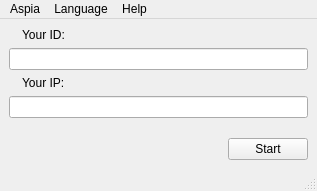
Qt form source/host/ui/host_window.ui (dchapyshev/aspia) before a commit.
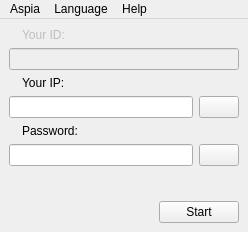
The same form after that commit. Icons and pictures are not drawn.

Commit message: - Partially implemented HostWindow. - Move settings import/export to Settings class. - Move LanguageAction to separate files.

What changed in the file:
```diff
--- a/source/host/ui/host_window.ui
+++ b/source/host/ui/host_window.ui
@@ -6,10 +6,16 @@
    <rect>
     <x>0</x>
     <y>0</y>
-    <width>317</width>
-    <height>191</height>
+    <width>248</width>
+    <height>232</height>
    </rect>
   </property>
+  <property name="sizePolicy">
+   <sizepolicy hsizetype="Minimum" vsizetype="Minimum">
+    <horstretch>0</horstretch>
+    <verstretch>0</verstretch>
+   </sizepolicy>
+  </property>
   <property name="windowTitle">
    <string>Aspia Host</string>
   </property>
@@ -38,6 +44,9 @@
       </item>
       <item>
        <widget class="QLabel" name="label_id">
+        <property name="enabled">
+         <bool>false</bool>
+        </property>
         <property name="text">
          <string>Your ID:</string>
         </property>
@@ -47,6 +56,9 @@
     </item>
     <item>
      <widget class="QLineEdit" name="edit_id">
+      <property name="enabled">
+       <bool>false</bool>
+      </property>
       <property name="readOnly">
        <bool>true</bool>
       </property>
@@ -83,11 +95,90 @@
      </layout>
     </item>
     <item>
-     <widget class="QLineEdit" name="edit_ip">
-      <property name="readOnly">
-       <bool>true</bool>
-      </property>
-     </widget>
+     <layout class="QHBoxLayout" name="horizontalLayout_6">
+      <item>
+       <widget class="QLineEdit" name="edit_ip">
+        <property name="readOnly">
+         <bool>true</bool>
+        </property>
+       </widget>
+      </item>
+      <item>
+       <widget class="QPushButton" name="button_refresh_ip_list">
+        <property name="sizePolicy">
+         <sizepolicy hsizetype="Fixed" vsizetype="Fixed">
+          <horstretch>0</horstretch>
+          <verstretch>0</verstretch>
+         </sizepolicy>
+        </property>
+        <property name="text">
+         <string/>
+        </property>
+        <property name="icon">
+         <iconset resource="../resources/host.qrc">
+          <normaloff>:/img/arrow-circle-double.png</normaloff>:/img/arrow-circle-double.png</iconset>
+        </property>
+       </widget>
+      </item>
+     </layout>
+    </item>
+    <item>
+     <layout class="QHBoxLayout" name="horizontalLayout_4">
+      <item>
+       <widget class="QLabel" name="label_icon_password">
+        <property name="sizePolicy">
+         <sizepolicy hsizetype="Fixed" vsizetype="Preferred">
+          <horstretch>0</horstretch>
+          <verstretch>0</verstretch>
+         </sizepolicy>
+        </property>
+        <property name="text">
+         <string/>
+        </property>
+        <property name="pixmap">
+         <pixmap resource="../resources/host.qrc">:/img/key.png</pixmap>
+        </property>
+        <property name="alignment">
+         <set>Qt::AlignCenter</set>
+        </property>
+       </widget>
+      </item>
+      <item>
+       <widget class="QLabel" name="label_password">
+        <property name="text">
+         <string>Password:</string>
+        </property>
+       </widget>
+      </item>
+     </layout>
+    </item>
+    <item>
+     <layout class="QHBoxLayout" name="horizontalLayout_5">
+      <item>
+       <widget class="QLineEdit" name="edit_password">
+        <property name="readOnly">
+         <bool>true</bool>
+        </property>
+       </widget>
+      </item>
+      <item>
+       <widget class="QPushButton" name="button_new_password">
+        <property name="sizePolicy">
+         <sizepolicy hsizetype="Fixed" vsizetype="Fixed">
+          <horstretch>0</horstretch>
+          <verstretch>0</verstretch>
+         </sizepolicy>
+        </property>
+        <property name="text">
+         <string/>
+        </property>
+        <property name="icon">
+         <iconset resource="../resources/host.qrc">
+          <normaloff>:/img/arrow-circle-double.png</normaloff>:/img/arrow-circle-double.png</iconset>
+        </property>
+       </widget>
+      </item>
+     </layout>
     </item>
     <item>
      <spacer name="verticalSpacer">
@@ -133,7 +224,7 @@
     <rect>
      <x>0</x>
      <y>0</y>
-     <width>317</width>
+     <width>248</width>
      <height>21</height>
     </rect>
    </property>
@@ -163,7 +254,6 @@
    <addaction name="menu_language"/>
    <addaction name="menu_help"/>
   </widget>
-  <widget class="QStatusBar" name="statusbar"/>
   <action name="action_exit">
    <property name="icon">
     <iconset resource="../resources/host.qrc">
```
Left out of the diff: 18 changed lines with no effect on the pictures. The commit also changes 24 other files.
